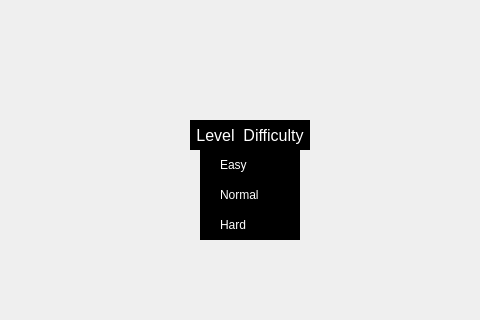
Qt form GUI/Settings.ui (Gulkanyan/Pac-Man) before a commit; both pictures show x 320 to 800 and y 330 to 650 of the 800 by 650 pixel window.
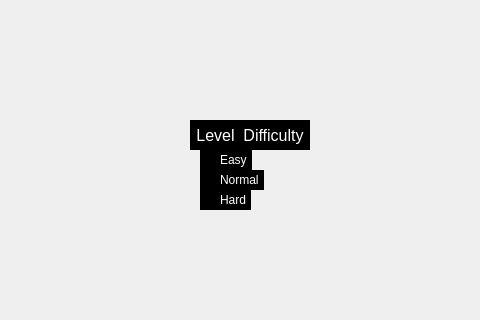
The same form after that commit.

Commit message: Settings page logics. Enable/disable sound logic

The edit to the form file:
```diff
--- a/GUI/Settings.ui
+++ b/GUI/Settings.ui
@@ -101,57 +101,6 @@
      <string>Turn Off</string>
     </property>
    </widget>
-   <widget class="QRadioButton" name="easy">
-    <property name="geometry">
-     <rect>
-      <x>520</x>
-      <y>480</y>
-      <width>100</width>
-      <height>30</height>
-     </rect>
-    </property>
-    <property name="styleSheet">
-     <string notr="true">color:white;
-background-color:black;</string>
-    </property>
-    <property name="text">
-     <string>Easy</string>
-    </property>
-   </widget>
-   <widget class="QRadioButton" name="normal">
-    <property name="geometry">
-     <rect>
-      <x>520</x>
-      <y>510</y>
-      <width>100</width>
-      <height>30</height>
-     </rect>
-    </property>
-    <property name="styleSheet">
-     <string notr="true">color:white;
-background-color:black;</string>
-    </property>
-    <property name="text">
-     <string>Normal</string>
-    </property>
-   </widget>
-   <widget class="QRadioButton" name="Hard">
-    <property name="geometry">
-     <rect>
-      <x>520</x>
-      <y>540</y>
-      <width>100</width>
-      <height>30</height>
-     </rect>
-    </property>
-    <property name="styleSheet">
-     <string notr="true">color:white;
-background-color:black;</string>
-    </property>
-    <property name="text">
-     <string>Hard</string>
-    </property>
-   </widget>
    <widget class="QLabel" name="LevelDifficulty">
     <property name="geometry">
      <rect>
@@ -218,6 +167,69 @@
      <string>Back</string>
     </property>
    </widget>
+   <widget class="QWidget" name="">
+    <property name="geometry">
+     <rect>
+      <x>520</x>
+      <y>480</y>
+      <width>101</width>
+      <height>91</height>
+     </rect>
+    </property>
+    <layout class="QFormLayout" name="formLayout">
+     <property name="sizeConstraint">
+      <enum>QLayout::SetFixedSize</enum>
+     </property>
+     <property name="fieldGrowthPolicy">
+      <enum>QFormLayout::AllNonFixedFieldsGrow</enum>
+     </property>
+     <property name="rowWrapPolicy">
+      <enum>QFormLayout::DontWrapRows</enum>
+     </property>
+     <property name="formAlignment">
+      <set>Qt::AlignLeading|Qt::AlignLeft|Qt::AlignTop</set>
+     </property>
+     <property name="horizontalSpacing">
+      <number>0</number>
+     </property>
+     <property name="verticalSpacing">
+      <number>0</number>
+     </property>
+     <item row="0" column="0">
+      <widget class="QRadioButton" name="easy">
+       <property name="styleSheet">
+        <string notr="true">color:white;
+background-color:black;</string>
+       </property>
+       <property name="text">
+        <string>Easy</string>
+       </property>
+      </widget>
+     </item>
+     <item row="1" column="0">
+      <widget class="QRadioButton" name="normal">
+       <property name="styleSheet">
+        <string notr="true">color:white;
+background-color:black;</string>
+       </property>
+       <property name="text">
+        <string>Normal</string>
+       </property>
+      </widget>
+     </item>
+     <item row="2" column="0">
+      <widget class="QRadioButton" name="Hard">
+       <property name="styleSheet">
+        <string notr="true">color:white;
+background-color:black;</string>
+       </property>
+       <property name="text">
+        <string>Hard</string>
+       </property>
+      </widget>
+     </item>
+    </layout>
+   </widget>
   </widget>
  </widget>
  <resources/>
```
The commit also changes 9 other files.
